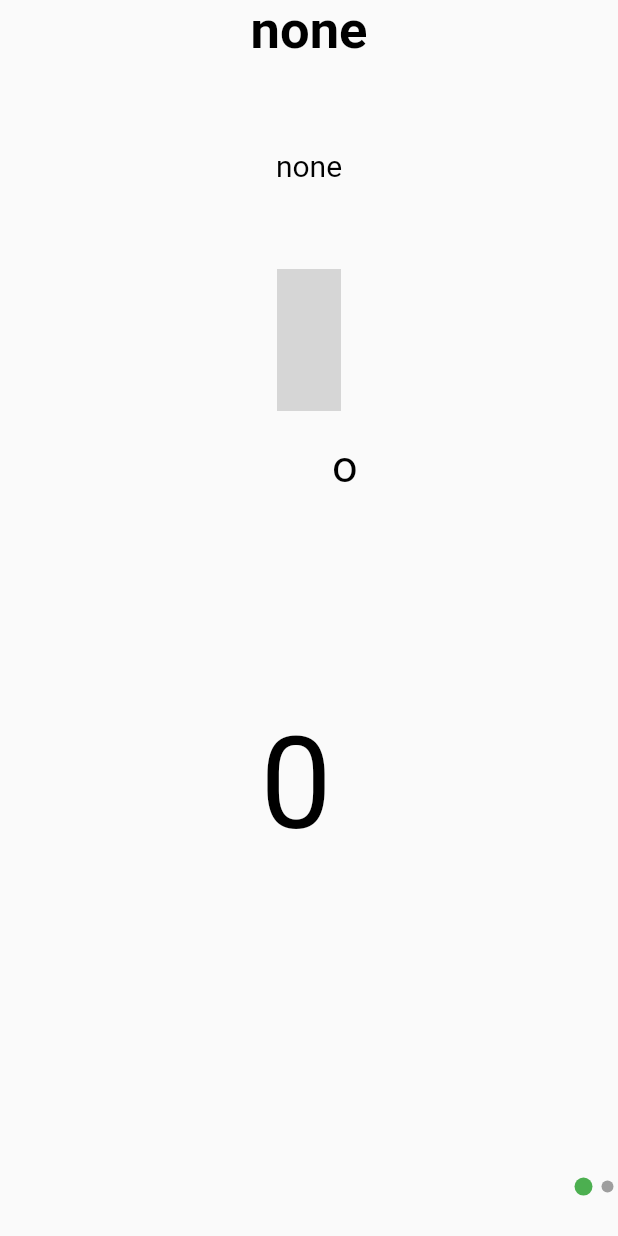
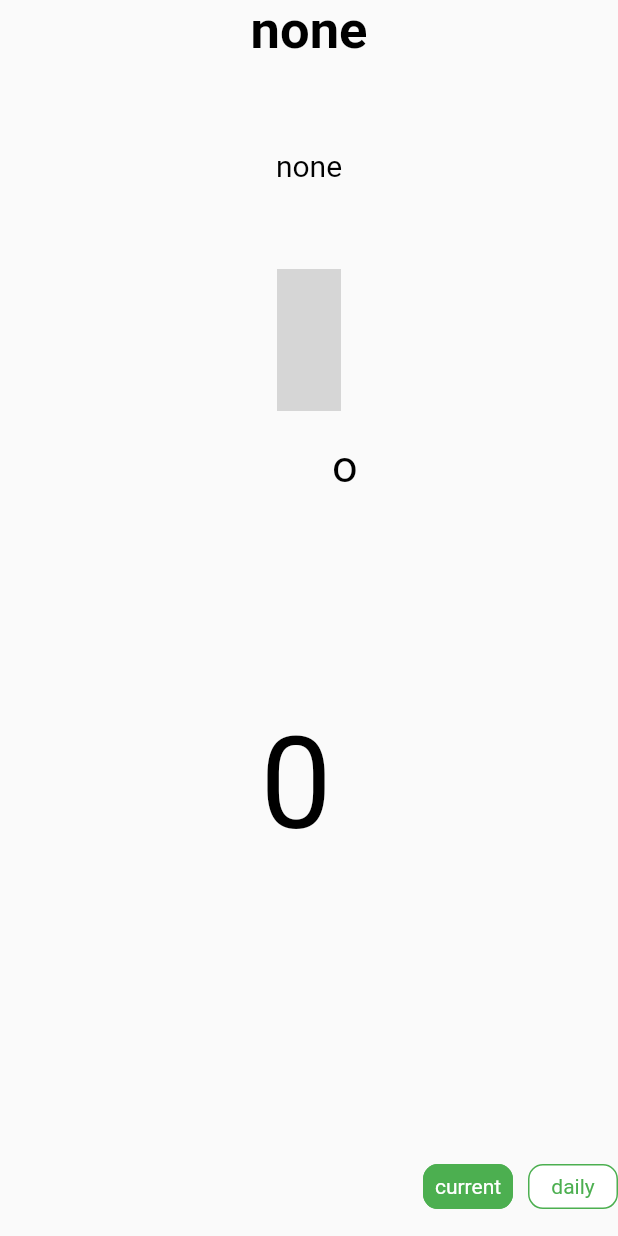
Before and after one commit to RezeroSec/MyWeatherAPP, a Flutter app: the CurrentTemp widget shown alone on an empty page, opened directly, on a phone screen of 412 x 824 dp. Run offline on Flutter 3.47's test engine with Material 2 defaults, Android fonts, the phone set to English and light mode, and no system bars; drawn by our look-alikes of auto_size_text; our stand-ins replace dio, geolocator, get, weather_icons; network calls fail; grey boxes are pictures that could not be loaded.

Commit message:
add daily weather

```diff
--- a/lib/controllers/locationController.dart
+++ b/lib/controllers/locationController.dart
@@ -3,7 +3,7 @@ import 'package:get/get.dart';
 import 'package:weather_app/controllers/weatherController.dart';
 
 class LocationController extends GetxController {
-  // final WeatherController weatherController = Get.put(WeatherController());
+
   var x = "".obs;
   LocationPermission _permission;
   bool _looping = true;
--- a/lib/pages/home/components/currentTemp_widget.dart
+++ b/lib/pages/home/components/currentTemp_widget.dart
@@ -1,8 +1,10 @@
 import 'package:auto_size_text/auto_size_text.dart';
 import 'package:flutter/material.dart';
+import 'package:weather_app/components/CustomButton.dart';
 import 'package:weather_app/utils/utilColors.dart';
 import 'package:weather_app/utils/utilString.dart';
 
+import 'dailyWeatherView.dart';
 import 'slideDots_widget.dart';
 import 'tempWidgetIcon_widget.dart';
 
@@ -27,18 +29,22 @@ class CurrentTemp extends StatefulWidget {
 }
 
 class _CurrentTempState extends State<CurrentTemp> {
-  int _currentPage = 0;
   final PageController _pageController = PageController(initialPage: 0);
+  List<bool> isBottomIconTap = [false, false];
 
-  _onPageChanged(int index) {
+  void _onItemTapped(int index) {
     setState(() {
-      _currentPage = index;
+      isBottomIconTap = [false, false];
+      isBottomIconTap[index] = true;
+      _pageController.animateToPage(index,
+          duration: Duration(milliseconds: 500), curve: Curves.easeOut);
     });
   }
 
   @override
   void initState() {
     super.initState();
+    isBottomIconTap[0] = true;
   }
 
   @override
@@ -54,11 +60,7 @@ class _CurrentTempState extends State<CurrentTemp> {
         weatherIcon: widget.weatherIcon,
         temp: widget.temp,
       ),
-      Container(
-        width: double.maxFinite,
-        height: double.maxFinite,
-        child: Text("ini berpindah"),
-      ),
+      DailyWeatherView(),
     ];
     return Column(
       children: [
@@ -94,17 +96,12 @@ class _CurrentTempState extends State<CurrentTemp> {
             overflow: TextOverflow.ellipsis,
           ),
         ),
-        // Expanded(
-        //   flex: 1,
-        //   child: Container(),
-        // ),
         Expanded(
           flex: 18,
           child: PageView(
-            scrollDirection: Axis.horizontal,
+            physics: NeverScrollableScrollPhysics(),
             controller: _pageController,
             children: ViewWidget,
-            onPageChanged: (index) => _onPageChanged(index),
           ),
         ),
         Expanded(
@@ -113,9 +110,39 @@ class _CurrentTempState extends State<CurrentTemp> {
             child: Row(
               mainAxisAlignment: MainAxisAlignment.end,
               children: [
-                Text(widget.slideName),
-                for (int i = 0; i < ViewWidget.length; i++)
-                  if (i == _currentPage) SlideDots(true) else SlideDots(false)
+                CustomButton(
+                  height: 30,
+                  width: 60,
+                  bgColor: isBottomIconTap[0] ? Colors.green : Colors.white,
+                  borderColor: Colors.green,
+                  widthBorder: 1,
+                  child: Text(
+                    "current",
+                    style: TextStyle(
+                      color: isBottomIconTap[0] ? Colors.white : Colors.green,
+                    ),
+                  ),
+                  onTap: () {
+                    _onItemTapped(0);
+                  },
+                ),
+                SizedBox(width: 10),
+                CustomButton(
+                  height: 30,
+                  width: 60,
+                  bgColor: isBottomIconTap[1] ? Colors.green : Colors.white,
+                  borderColor: Colors.green,
+                  widthBorder: 1,
+                  child: Text(
+                    "daily",
+                    style: TextStyle(
+                      color: isBottomIconTap[1] ? Colors.white : Colors.green,
+                    ),
+                  ),
+                  onTap: () {
+                    _onItemTapped(1);
+                  },
+                ),
               ],
             ),
           ),
--- a/lib/pages/home/home.dart
+++ b/lib/pages/home/home.dart
@@ -1,4 +1,3 @@
-import 'package:fl_chart/fl_chart.dart';
 import 'package:flutter/material.dart';
 import 'package:get/get.dart';
 import 'package:intl/intl.dart';
--- a/pubspec.yaml
+++ b/pubspec.yaml
@@ -34,7 +34,7 @@ dependencies:
   shared_preferences: ^2.0.5
   sqflite: ^2.0.0+3
   weather_icons: ^2.0.2
-  fl_chart: ^0.36.0
+
 
 dev_dependencies:
   flutter_test:
```
Also changed, not shown: lib/controllers/weatherController.dart (+25 -4 lines), lib/models/dailyWeather.dart (added, +45 -0 lines), lib/pages/home/components/dailyWeatherBox.dart (added, +146 -0 lines), lib/pages/home/components/dailyWeatherView.dart (added, +33 -0 lines), pubspec.lock, 1 other file.
